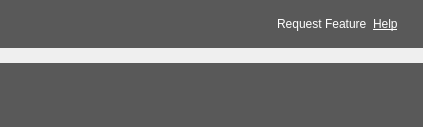
Above: resources/ui/album_screen.ui from Iconoclasteinc/tgit before the change. Below: the same form after it.
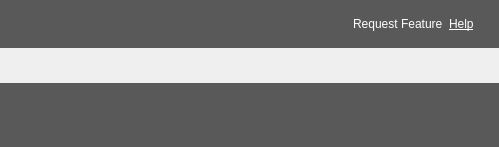
That is the form after the change. Icons and pictures are not drawn.

Commit message: Add spacing between header, footer and central page to lighten design

Diff of the .ui file:
```diff
--- a/resources/ui/album_screen.ui
+++ b/resources/ui/album_screen.ui
@@ -2,6 +2,14 @@
 <ui version="4.0">
  <class>album_screen</class>
  <widget class="QWidget" name="album_screen">
+  <property name="geometry">
+   <rect>
+    <x>0</x>
+    <y>0</y>
+    <width>499</width>
+    <height>127</height>
+   </rect>
+  </property>
   <property name="styleSheet">
    <string notr="true">QStackedWidget {
 	margin: 0 15px 15px 15px;
@@ -86,7 +94,7 @@
   </property>
   <layout class="QVBoxLayout" name="verticalLayout">
    <property name="spacing">
-    <number>0</number>
+    <number>10</number>
    </property>
    <property name="leftMargin">
     <number>0</number>
```
Left out of the diff: 4 changed lines with no effect on the pictures. The commit also changes 1 other file.
